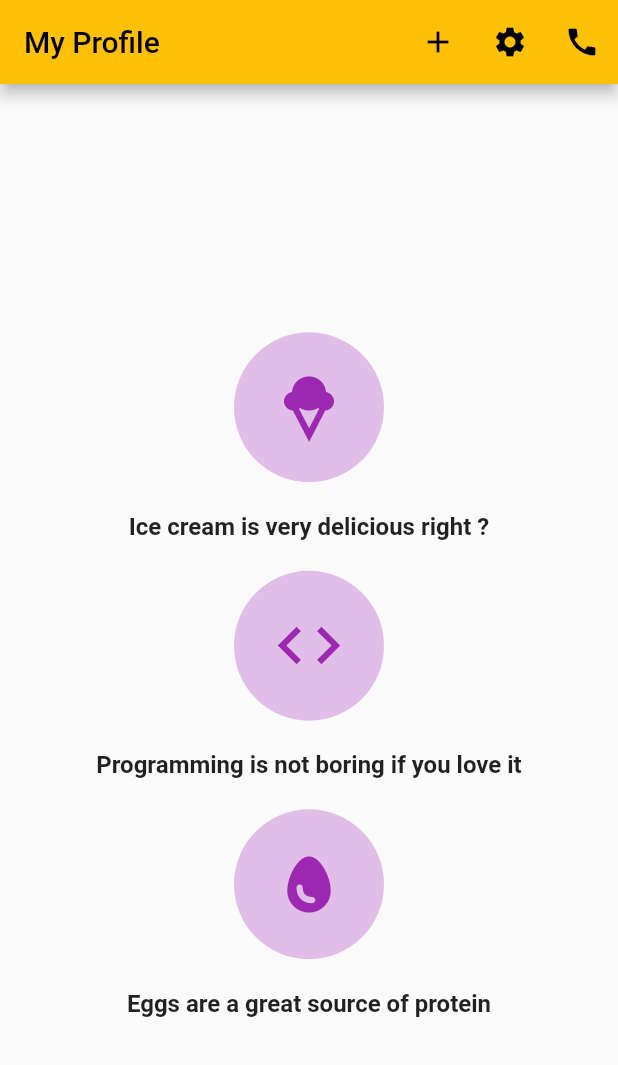
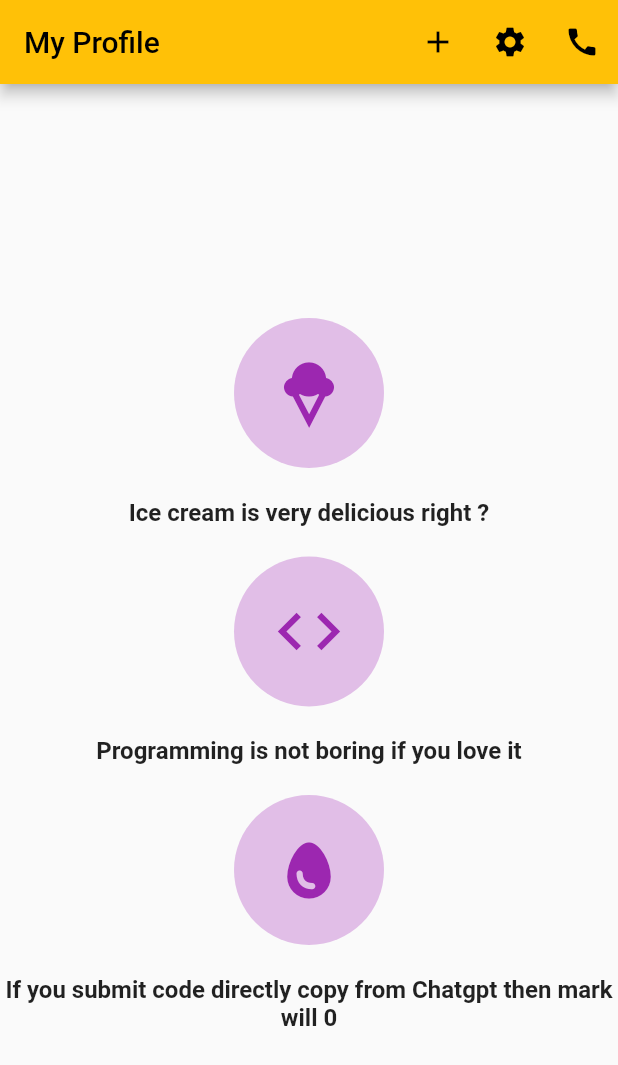
Before and after one commit to HasibMolla/ostad_assignment2, a Flutter app: the screen it shows after launch, on a phone screen of 412 x 824 dp. Shown: the top 1065 px of the screen. Run offline on Flutter 3.47's test engine with Material 2 defaults, Android fonts, the phone set to English and light mode, and no system bars.

Commit message:
Update profile_page.dart
Egg Icon text updated

```diff
--- a/lib/profile_page.dart
+++ b/lib/profile_page.dart
@@ -44,7 +44,7 @@ class ProfilePage extends StatelessWidget {
           ),
           ProfileItem(
             icon: Icons.egg,
-            text: 'Eggs are a great source of protein',
+            text: 'If you submit code directly copy from Chatgpt then mark will 0',
           ),
         ],
       ),
```
